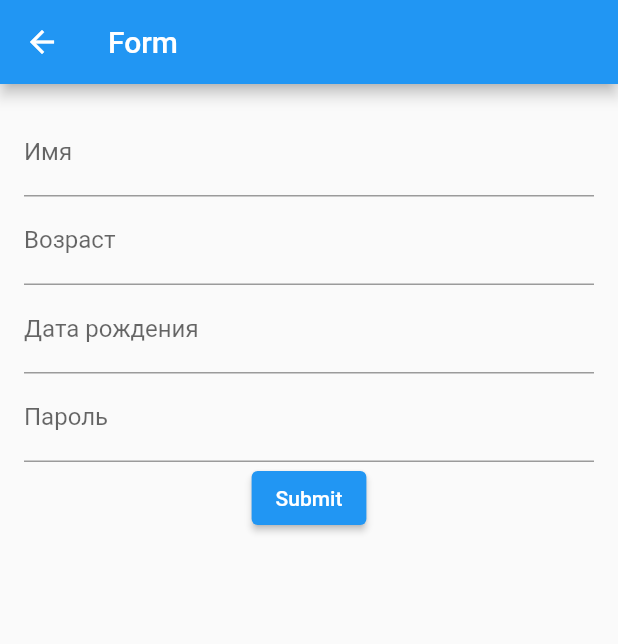
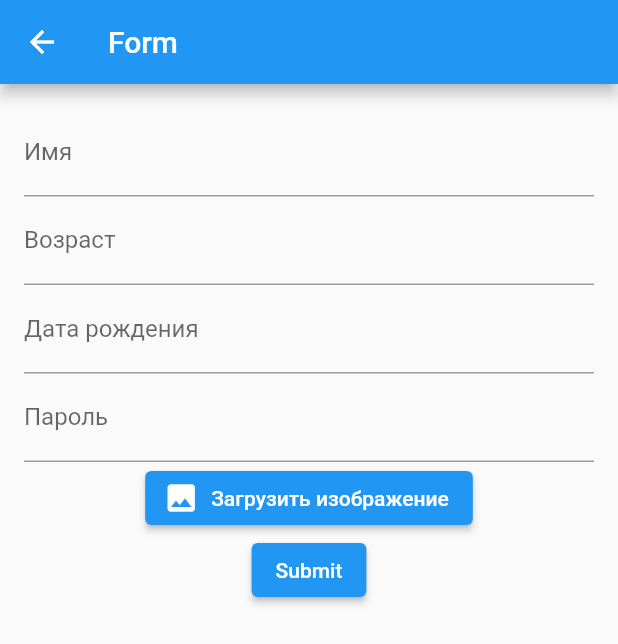
Before and after one commit to sfpavelg/weather_and_calculator, a Flutter app: the FormScreen screen opened directly, on a phone screen of 412 x 824 dp. Shown: the top 644 px of the screen. Run offline on Flutter 3.47's test engine with Material 2 defaults, Android fonts, the light colour scheme and no system bars; our stand-ins replace weather.

Commit message:
commit#7 add: FormScreen
FormScreen version 3.0

```diff
--- a/lib/screens/form_screen.dart
+++ b/lib/screens/form_screen.dart
@@ -73,7 +73,7 @@ class FormScreenState extends State<FormScreen> {
                 controller: _nameController,
                 decoration: const InputDecoration(labelText: 'Имя'),
                 onChanged: (value) {
-                  if (value.isNotEmpty && !RegExp(r'^[а-яА-Яa-zA-Z]+$').hasMatch(value)) {
+                  if (value.isNotEmpty && !RegExp(r'^[а-яА-Яa-zA-Z ]+$').hasMatch(value)) {
                     showDialog(
                       context: context,
                       builder: (BuildContext context) {
@@ -129,10 +129,7 @@ class FormScreenState extends State<FormScreen> {
                 controller: _dobController,
                 decoration: const InputDecoration(labelText: 'Дата рождения'),
                 onChanged: (value) {
-                  // if (!RegExp(r'^\d{2}\.\d{1}\.\d{4}$').hasMatch(value)) {
-                  // if (!RegExp(r'^(0[1-9]|[12][0-9]|3[01])[- /.](0[1-9]|1[012])[- /.](19|20)\d\d$').hasMatch(value)) {
-                  // if (value.isNotEmpty && !RegExp(r'^[0-3]?[0-9].[0-3]?[0-9].(?:[0-9]{2})?[0-9]{2}$').hasMatch(value)) {
-                  if (value.isNotEmpty && !RegExp(r'^\d{1}[0-1]$').hasMatch(value)) {
+                  if (value.isNotEmpty && !RegExp(r'^[0-9.]+$').hasMatch(value)) {
                     showDialog(
                       context: context,
                       builder: (BuildContext context) {
@@ -164,6 +161,18 @@ class FormScreenState extends State<FormScreen> {
                   _password = value;
                 },
               ),
+              Row(
+                mainAxisAlignment: MainAxisAlignment.center,
+                children: [
+                  ElevatedButton.icon(
+                    onPressed: () {
+                      // Здесь добавьте логику для загрузки изображения
+                    },
+                    icon: Icon(Icons.image),
+                    label: Text('Загрузить изображение'),
+                  ),
+                ],
+              ),
               ElevatedButton(
                 onPressed: _submitForm,
                 child: const Text('Submit'),
```
Also changed, not shown: 1 other file.
